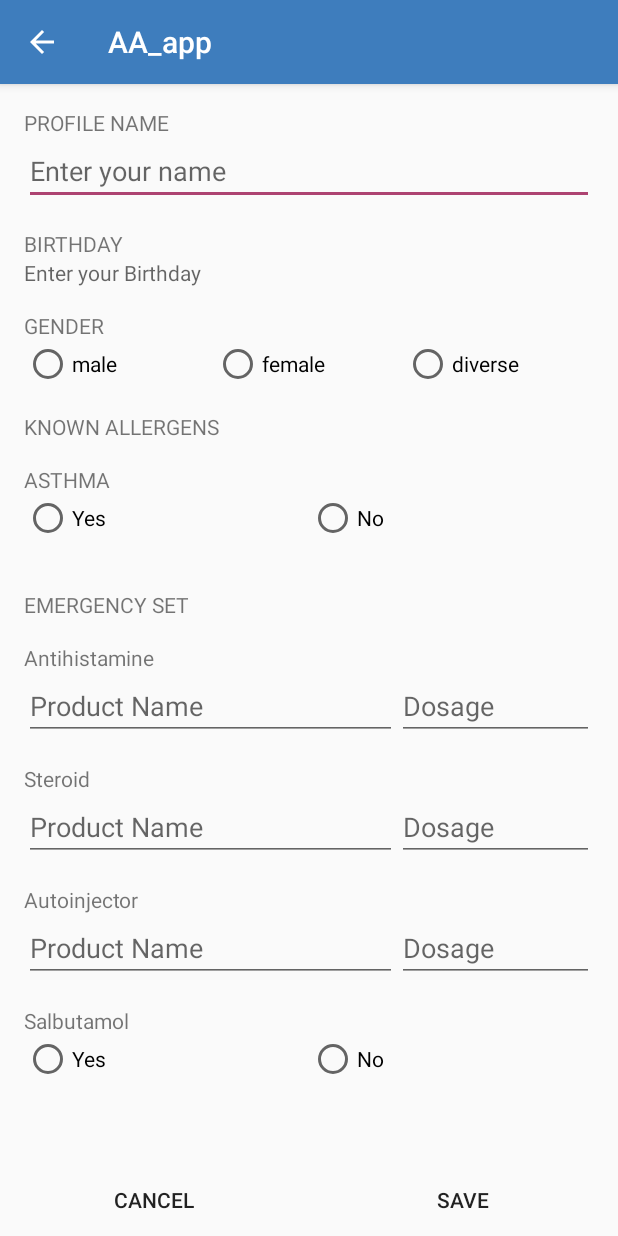
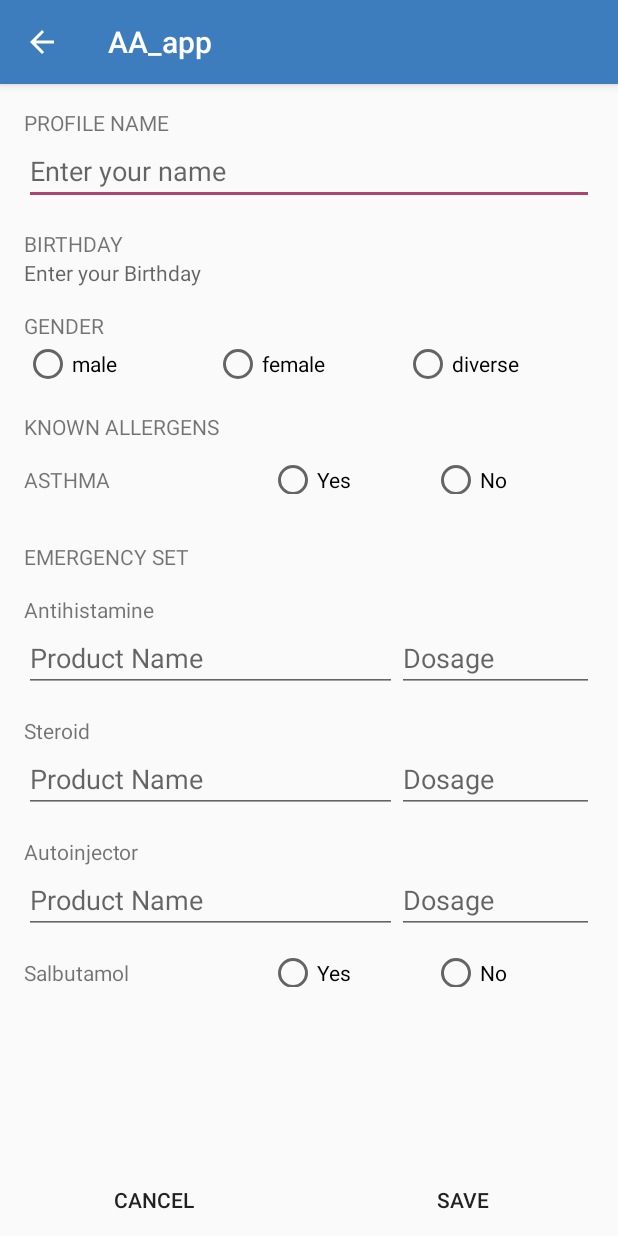
Before and after one commit to omshill0305/Anaphylaxie-App, an Android app: the ProfileFormActivity screen opened directly, with no data from a screen before it, on a phone screen of 412 x 824 dp. Run offline under Robolectric (Android 15) with nearby library versions, the phone set to English and light mode, and no system bars.

Commit message:
AndroidX migration and initial profile fragment

```diff
--- a/app/src/main/java/com/example/olga/aa_app/EmergencyCallFragment.java
+++ b/app/src/main/java/com/example/olga/aa_app/EmergencyCallFragment.java
@@ -2,7 +2,7 @@ package com.example.olga.aa_app;
 
 
 import android.os.Bundle;
-import android.support.v4.app.Fragment;
+import androidx.fragment.app.Fragment;
 import android.view.LayoutInflater;
 import android.view.View;
 import android.view.ViewGroup;
--- a/app/src/main/java/com/example/olga/aa_app/MainActivity.java
+++ b/app/src/main/java/com/example/olga/aa_app/MainActivity.java
@@ -3,7 +3,7 @@ package com.example.olga.aa_app;
 import android.app.Activity;
 import android.content.Intent;
 import android.os.Handler;
-import android.support.v7.app.AppCompatActivity;
+import androidx.appcompat.app.AppCompatActivity;
 import android.os.Bundle;
 import android.view.Window;
 
--- a/app/src/main/java/com/example/olga/aa_app/ProfileFormActivity.java
+++ b/app/src/main/java/com/example/olga/aa_app/ProfileFormActivity.java
@@ -2,7 +2,7 @@ package com.example.olga.aa_app;
 
 import android.app.DatePickerDialog;
 import android.os.Bundle;
-import android.support.v7.app.AppCompatActivity;
+import androidx.appcompat.app.AppCompatActivity;
 import android.view.View;
 import android.widget.DatePicker;
 import android.widget.TextView;
--- a/app/src/main/java/com/example/olga/aa_app/ProfileFragment.java
+++ b/app/src/main/java/com/example/olga/aa_app/ProfileFragment.java
@@ -3,7 +3,7 @@ package com.example.olga.aa_app;
 
 import android.content.Intent;
 import android.os.Bundle;
-import android.support.v4.app.Fragment;
+import androidx.fragment.app.Fragment;
 import android.view.LayoutInflater;
 import android.view.View;
 import android.view.ViewGroup;
--- a/app/src/main/java/com/example/olga/aa_app/ReactionFragment.java
+++ b/app/src/main/java/com/example/olga/aa_app/ReactionFragment.java
@@ -2,7 +2,7 @@ package com.example.olga.aa_app;
 
 
 import android.os.Bundle;
-import android.support.v4.app.Fragment;
+import androidx.fragment.app.Fragment;
 import android.view.LayoutInflater;
 import android.view.View;
 import android.view.ViewGroup;
--- a/app/src/main/res/layout/activity_main.xml
+++ b/app/src/main/res/layout/activity_main.xml
@@ -1,5 +1,5 @@
 <?xml version="1.0" encoding="utf-8"?>
-<android.support.constraint.ConstraintLayout
+<androidx.constraintlayout.widget.ConstraintLayout
     xmlns:android="http://schemas.android.com/apk/res/android"
     xmlns:app="http://schemas.android.com/apk/res-auto"
     xmlns:tools="http://schemas.android.com/tools"
@@ -24,4 +24,4 @@
         app:layout_constraintTop_toTopOf="parent"
         tools:context=".MainActivity"/>
 
-</android.support.constraint.ConstraintLayout>
+</androidx.constraintlayout.widget.ConstraintLayout>
--- a/app/src/main/res/layout/activity_profile_form.xml
+++ b/app/src/main/res/layout/activity_profile_form.xml
@@ -1,5 +1,5 @@
 <?xml version="1.0" encoding="utf-8"?>
-<android.support.constraint.ConstraintLayout xmlns:android="http://schemas.android.com/apk/res/android"
+<androidx.constraintlayout.widget.ConstraintLayout xmlns:android="http://schemas.android.com/apk/res/android"
     xmlns:app="http://schemas.android.com/apk/res-auto"
     xmlns:tools="http://schemas.android.com/tools"
     android:layout_width="match_parent"
@@ -8,11 +8,8 @@
 
     <ScrollView
         android:id="@+id/scrollView2"
-        android:layout_width="match_parent"
+        android:layout_width="0dp"
         android:layout_height="0dp"
-        android:layout_marginStart="@dimen/activity_vertical_margin"
-        android:layout_marginTop="@dimen/activity_vertical_margin"
-        android:layout_marginEnd="@dimen/activity_horizontal_margin"
         app:layout_constraintBottom_toTopOf="@id/saveCancelDialogue"
         app:layout_constraintEnd_toEndOf="parent"
         app:layout_constraintStart_toStartOf="parent"
@@ -21,7 +18,8 @@
         <LinearLayout
             android:layout_width="match_parent"
             android:layout_height="wrap_content"
-            android:orientation="vertical">
+            android:orientation="vertical"
+            android:padding="@dimen/activity_horizontal_margin">
 
             <TextView
                 android:id="@+id/textView"
@@ -106,16 +104,23 @@
                 android:layout_width="match_parent"
                 android:layout_height="@dimen/activity_horizontal_margin" />
 
+            <LinearLayout
+                android:layout_width="match_parent"
+                android:layout_height="match_parent"
+                android:orientation="horizontal">
+
                 <TextView
                     android:id="@+id/textView4"
                     android:layout_width="match_parent"
                     android:layout_height="wrap_content"
+                    android:layout_weight="1"
                     android:text="@string/asthma"
                     android:textAllCaps="true" />
 
                 <RadioGroup
                     android:layout_width="match_parent"
                     android:layout_height="match_parent"
+                    android:layout_weight="0.75"
                     android:orientation="horizontal">
 
                     <RadioButton
@@ -130,6 +135,8 @@
                         android:layout_weight="1"
                         android:text="@string/no" />
                 </RadioGroup>
+
+            </LinearLayout>
 
             <Space
                 android:layout_width="match_parent"
@@ -166,14 +173,14 @@
                 <EditText
                     android:layout_width="wrap_content"
                     android:layout_height="wrap_content"
-                    android:layout_weight="2"
+                    android:layout_weight="1"
                     android:hint="@string/product_name"
                     android:inputType="textPersonName" />
 
                 <EditText
                     android:layout_width="wrap_content"
                     android:layout_height="wrap_content"
-                    android:layout_weight="1"
+                    android:layout_weight="0.5"
                     android:hint="@string/dosage"
                     android:inputType="textPersonName" />
             </LinearLayout>
@@ -196,14 +203,14 @@
                 <EditText
                     android:layout_width="wrap_content"
                     android:layout_height="wrap_content"
-                    android:layout_weight="2"
+                    android:layout_weight="1"
                     android:hint="@string/product_name"
                     android:inputType="textPersonName" />
 
                 <EditText
                     android:layout_width="wrap_content"
                     android:layout_height="wrap_content"
-                    android:layout_weight="1"
+                    android:layout_weight="0.5"
                     android:hint="@string/dosage"
                     android:inputType="textPersonName" />
             </LinearLayout>
@@ -226,14 +233,14 @@
                 <EditText
                     android:layout_width="wrap_content"
                     android:layout_height="wrap_content"
-                    android:layout_weight="2"
+                    android:layout_weight="1"
                     android:hint="@string/product_name"
                     android:inputType="textPersonName" />
 
                 <EditText
                     android:layout_width="wrap_content"
                     android:layout_height="wrap_content"
-                    android:layout_weight="1"
+                    android:layout_weight="0.5"
                     android:hint="@string/dosage"
                     android:inputType="textPersonName" />
             </LinearLayout>
@@ -242,15 +249,22 @@
                 android:layout_width="match_parent"
                 android:layout_height="@dimen/activity_horizontal_margin" />
 
+            <LinearLayout
+                android:layout_width="match_parent"
+                android:layout_height="match_parent"
+                android:orientation="horizontal">
+
                 <TextView
                     android:id="@+id/textView6"
                     android:layout_width="match_parent"
                     android:layout_height="wrap_content"
+                    android:layout_weight="1"
                     android:text="@string/salbutamol" />
 
                 <RadioGroup
                     android:layout_width="match_parent"
                     android:layout_height="match_parent"
+                    android:layout_weight="0.75"
                     android:orientation="horizontal">
 
                     <RadioButton
@@ -265,6 +279,8 @@
                         android:layout_weight="1"
                         android:text="@string/no" />
                 </RadioGroup>
+            </LinearLayout>
+
         </LinearLayout>
     </ScrollView>
 
@@ -296,4 +312,4 @@
             android:text="@string/save" />
     </LinearLayout>
 
-</android.support.constraint.ConstraintLayout>
+</androidx.constraintlayout.widget.ConstraintLayout>
--- a/app/src/main/res/layout/content_main.xml
+++ b/app/src/main/res/layout/content_main.xml
@@ -1,5 +1,5 @@
 <?xml version="1.0" encoding="utf-8"?>
-<android.support.constraint.ConstraintLayout xmlns:android="http://schemas.android.com/apk/res/android"
+<androidx.constraintlayout.widget.ConstraintLayout xmlns:android="http://schemas.android.com/apk/res/android"
     xmlns:app="http://schemas.android.com/apk/res-auto"
     xmlns:tools="http://schemas.android.com/tools"
     android:id="@+id/main_frame"
@@ -9,7 +9,7 @@
     tools:context=".HomeActivity"
     tools:showIn="@layout/activity_home">
 
-    <android.support.design.widget.BottomNavigationView
+    <com.google.android.material.bottomnavigation.BottomNavigationView
         android:id="@+id/navigation"
         android:layout_width="0dp"
         android:layout_height="wrap_content"
@@ -21,4 +21,4 @@
         app:layout_constraintRight_toRightOf="parent"
         app:menu="@menu/navigation" />
 
-</android.support.constraint.ConstraintLayout>
+</androidx.constraintlayout.widget.ConstraintLayout>
--- a/gradle.properties
+++ b/gradle.properties
@@ -6,6 +6,8 @@
 # http://www.gradle.org/docs/current/userguide/build_environment.html
 # Specifies the JVM arguments used for the daemon process.
 # The setting is particularly useful for tweaking memory settings.
+android.enableJetifier=true
+android.useAndroidX=true
 org.gradle.jvmargs=-Xmx1536m
 # When configured, Gradle will run in incubating parallel mode.
 # This option should only be used with decoupled projects. More details, visit
```
Also changed, not shown: app/build.gradle (+7 -7 lines), app/src/main/java/com/example/olga/aa_app/HomeActivity.java (+6 -6 lines), app/src/main/res/layout/activity_home.xml (+5 -5 lines), 1 other file. Lines whose indentation alone changed are shown as unchanged.
